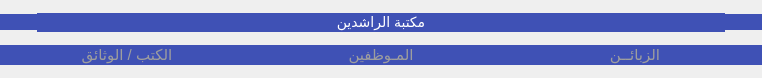
This is topnav.ui in ashraf-kx/maktaba-assistant as Qt 5 draws it before an edit. The edited form follows.
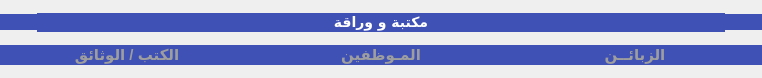
This is the edited form. Icons and pictures are not drawn.

Patch:
```diff
--- a/topnav.ui
+++ b/topnav.ui
@@ -90,7 +90,9 @@
       <widget class="QLabel" name="label">
        <property name="font">
         <font>
+         <family>SFMono Nerd Font Mono</family>
          <pointsize>-1</pointsize>
+         <bold>true</bold>
         </font>
        </property>
        <property name="mouseTracking">
@@ -107,7 +109,7 @@
 }</string>
        </property>
        <property name="text">
-        <string>مكتبة الراشدين</string>
+        <string>مكتبة و وراقة</string>
        </property>
        <property name="alignment">
         <set>Qt::AlignCenter</set>
@@ -164,6 +166,7 @@
         <font>
          <family>Ubuntu</family>
          <pointsize>-1</pointsize>
+         <bold>true</bold>
         </font>
        </property>
        <property name="cursor">
@@ -223,6 +226,7 @@
         <font>
          <family>Ubuntu</family>
          <pointsize>-1</pointsize>
+         <bold>true</bold>
         </font>
        </property>
        <property name="cursor">
@@ -282,6 +286,7 @@
         <font>
          <family>Ubuntu</family>
          <pointsize>-1</pointsize>
+         <bold>true</bold>
         </font>
        </property>
        <property name="cursor">
```
